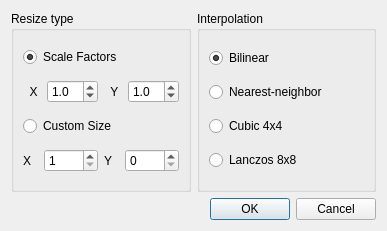
First picture: the form in resizedialog.ui, repository mbobowsk/DarQwin, before the edit.
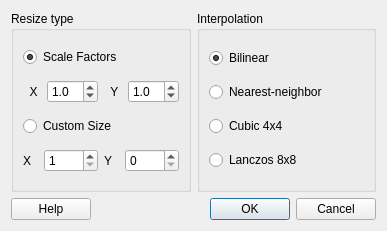
Second picture: the form after the edit.

Patch:
```diff
--- a/resizedialog.ui
+++ b/resizedialog.ui
@@ -172,6 +172,15 @@
     </widget>
    </item>
    <item row="1" column="0" colspan="2">
+    <layout class="QHBoxLayout" name="horizontalLayout_3">
+     <item>
+      <widget class="QPushButton" name="helpButton">
+       <property name="text">
+        <string>Help</string>
+       </property>
+      </widget>
+     </item>
+     <item>
     <widget class="QDialogButtonBox" name="buttonBox">
      <property name="orientation">
       <enum>Qt::Horizontal</enum>
@@ -180,6 +189,8 @@
       <set>QDialogButtonBox::Cancel|QDialogButtonBox::Ok</set>
      </property>
     </widget>
+     </item>
+    </layout>
    </item>
   </layout>
  </widget>
```
Lines whose indentation alone changed are shown as unchanged.
